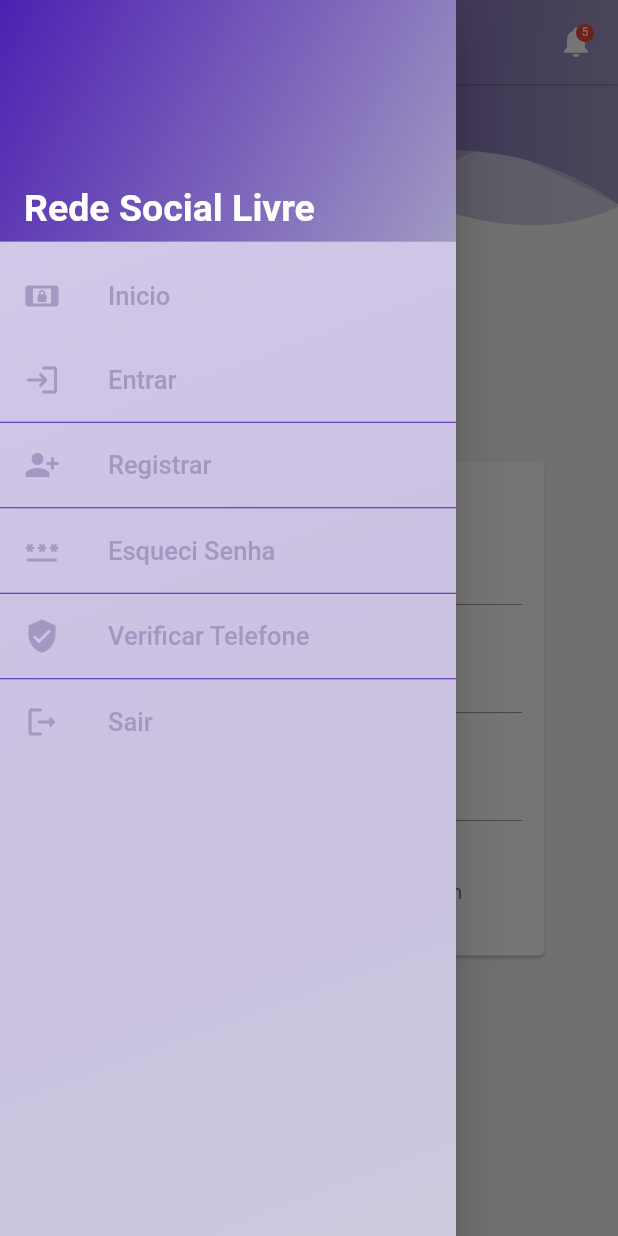
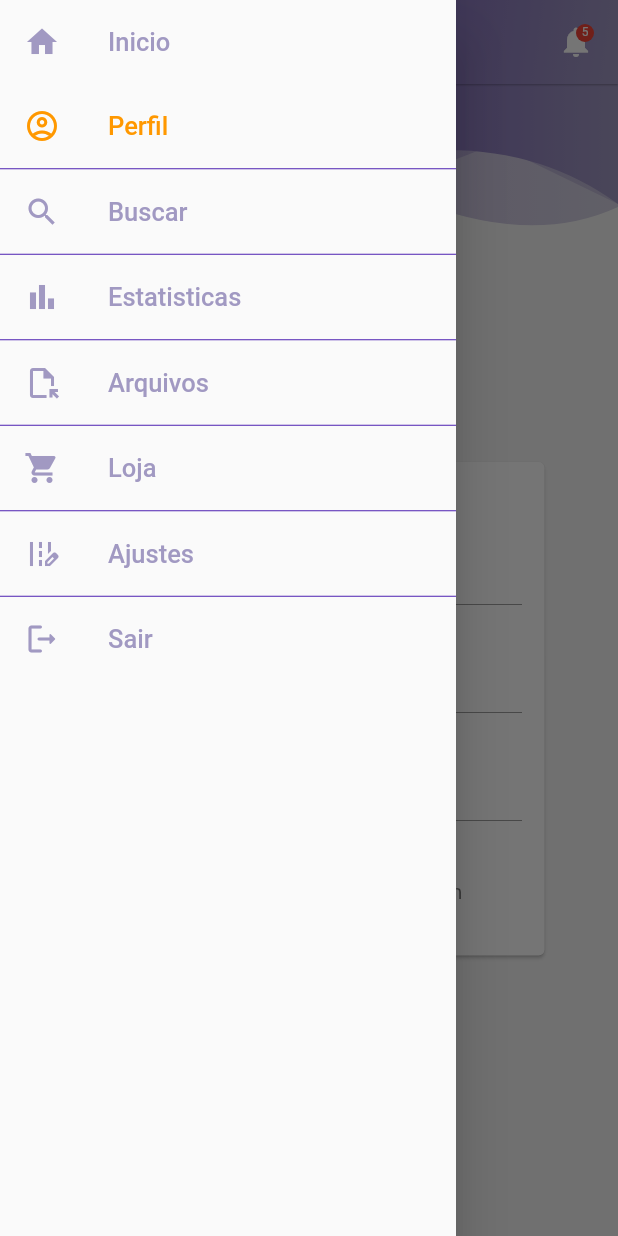
Before and after one commit to MarcosGabrielL/RSL-Flutter, a Flutter app: the ProfilePage screen opened directly, with the side drawer open, on a phone screen of 412 x 824 dp. Run offline on Flutter 3.47's test engine with Material 2 defaults, Android fonts, the phone set to English and light mode, and no system bars; our stand-ins replace font_awesome_flutter, hexcolor, otp_text_field.

Commit message:
Initial Home Page

```diff
--- a/lib/pages/forgot_password_page.dart
+++ b/lib/pages/forgot_password_page.dart
@@ -20,7 +20,7 @@ class _ForgotPasswordPageState extends State<ForgotPasswordPage> {
 
   @override
   Widget build(BuildContext context) {
-    double _headerHeight = 300;
+    double _headerHeight = 200;
     return Scaffold(
         backgroundColor: Colors.white,
         body: SingleChildScrollView(
@@ -32,7 +32,7 @@ class _ForgotPasswordPageState extends State<ForgotPasswordPage> {
               ),
               SafeArea(
                 child: Container(
-                  margin: EdgeInsets.fromLTRB(25, 10, 25, 10),
+                  margin: EdgeInsets.fromLTRB(25, 80, 25, 10),
                   padding: EdgeInsets.fromLTRB(10, 0, 10, 0),
                   child: Column(
                     children: [
--- a/lib/pages/forgot_password_verification_page.dart
+++ b/lib/pages/forgot_password_verification_page.dart
@@ -20,7 +20,7 @@ class _ForgotPasswordVerificationPageState extends State<ForgotPasswordVerificat
 
   @override
   Widget build(BuildContext context) {
-    double _headerHeight = 300;
+    double _headerHeight = 250;
 
     return Scaffold(
         backgroundColor: Colors.white,
--- a/lib/pages/login_page.dart
+++ b/lib/pages/login_page.dart
@@ -35,7 +35,7 @@ class _LoginPageState extends State<LoginPage>{
             ),
             SafeArea(
               child: Container(
-                padding: EdgeInsets.fromLTRB(20, 10, 20, 10),
+                padding: EdgeInsets.fromLTRB(0, 80, 0, 40),
                   margin: EdgeInsets.fromLTRB(20, 10, 20, 10),// This will be the login form
                 child: Column(
                   children: [
--- a/lib/pages/profile_page.dart
+++ b/lib/pages/profile_page.dart
@@ -2,10 +2,12 @@
 import 'package:flutter/cupertino.dart';
 import 'package:flutter/material.dart';
 import 'package:flutter/services.dart';
+import 'package:hexcolor/hexcolor.dart';
 import 'package:rede_social_livre/pages/login_page.dart';
 import 'package:rede_social_livre/pages/splash_screen.dart';
 import 'package:rede_social_livre/pages/widgets/header_widget.dart';
 
+import 'actions/Home.dart';
 import 'forgot_password_page.dart';
 import 'forgot_password_verification_page.dart';
 import 'registration_page.dart';
@@ -14,7 +16,7 @@ class ProfilePage extends StatefulWidget{
 
   @override
   State<StatefulWidget> createState() {
-     return _ProfilePageState();
+    return _ProfilePageState();
   }
 }
 
@@ -69,14 +71,14 @@ class _ProfilePageState extends State<ProfilePage>{
                   end: Alignment.bottomRight,
                   stops: [0.0, 1.0],
                   colors: [
-                    Theme.of(context).primaryColor.withOpacity(0.2),
-                    Theme.of(context).accentColor.withOpacity(0.5),
+                    HexColor("#e8e8e"),//Theme.of(context).primaryColor.withOpacity(0.2),
+                    HexColor("#e8e8e"),//Theme.of(context).accentColor.withOpacity(0.5),
                   ]
               )
           ) ,
           child: ListView(
             children: [
-              DrawerHeader(
+             /* DrawerHeader(
                 decoration: BoxDecoration(
                   color: Theme.of(context).primaryColor,
                   gradient: LinearGradient(
@@ -92,44 +94,60 @@ class _ProfilePageState extends State<ProfilePage>{
                     style: TextStyle(fontSize: 25,color: Colors.white, fontWeight: FontWeight.bold),
                   ),
                 ),
-              ),
+              ),*/
               ListTile(
-                leading: Icon(Icons.screen_lock_landscape_rounded, size: _drawerIconSize, color: Theme.of(context).accentColor,),
+                leading: Icon(Icons.home, size: _drawerIconSize, color: Theme.of(context).accentColor,),
                 title: Text('Inicio', style: TextStyle(fontSize: 17, color: Theme.of(context).accentColor),),
                 onTap: (){
-                  Navigator.push(context, MaterialPageRoute(builder: (context) => SplashScreen(title: "Splash Screen")));
+                  Navigator.push(context, MaterialPageRoute(builder: (context) => Home()));
                 },
               ),
               ListTile(
-                leading: Icon(Icons.login_rounded,size: _drawerIconSize,color: Theme.of(context).accentColor),
-                title: Text('Entrar', style: TextStyle(fontSize: _drawerFontSize, color: Theme.of(context).accentColor),
-                ),
+                leading: Icon(Icons.account_circle_outlined,size: _drawerIconSize,color: Colors.orange,),
+                title: Text('Perfil', style: TextStyle(fontSize: _drawerFontSize, color: Colors.orange),),
+
                 onTap: () {
                   Navigator.push(context, MaterialPageRoute(builder: (context) => LoginPage()),);
                 },
               ),
               Divider(color: Theme.of(context).primaryColor, height: 1,),
               ListTile(
-                leading: Icon(Icons.person_add_alt_1, size: _drawerIconSize,color: Theme.of(context).accentColor),
-                title: Text('Registrar',style: TextStyle(fontSize: _drawerFontSize,color: Theme.of(context).accentColor),),
+                leading: Icon(Icons.search, size: _drawerIconSize,color: Theme.of(context).accentColor),
+                title: Text('Buscar',style: TextStyle(fontSize: _drawerFontSize,color: Theme.of(context).accentColor),),
                 onTap: () {
                   Navigator.push(context, MaterialPageRoute(builder: (context) => RegistrationPage()),);
                 },
               ),
               Divider(color: Theme.of(context).primaryColor, height: 1,),
               ListTile(
-                leading: Icon(Icons.password_rounded, size: _drawerIconSize,color: Theme.of(context).accentColor,),
-                title: Text('Esqueci Senha',style: TextStyle(fontSize: _drawerFontSize,color: Theme.of(context).accentColor),),
+                leading: Icon(Icons.bar_chart, size: _drawerIconSize,color: Theme.of(context).accentColor,),
+                title: Text('Estatisticas',style: TextStyle(fontSize: _drawerFontSize,color: Theme.of(context).accentColor),),
                 onTap: () {
                   Navigator.push( context, MaterialPageRoute(builder: (context) => ForgotPasswordPage()),);
                 },
               ),
               Divider(color: Theme.of(context).primaryColor, height: 1,),
               ListTile(
-                leading: Icon(Icons.verified_user_sharp, size: _drawerIconSize,color: Theme.of(context).accentColor,),
-                title: Text('Verificar Telefone',style: TextStyle(fontSize: _drawerFontSize,color: Theme.of(context).accentColor),),
+                leading: Icon(Icons.file_open_outlined, size: _drawerIconSize,color: Theme.of(context).accentColor,),
+                title: Text('Arquivos',style: TextStyle(fontSize: _drawerFontSize,color: Theme.of(context).accentColor),),
                 onTap: () {
                   Navigator.push( context, MaterialPageRoute(builder: (context) => ForgotPasswordVerificationPage()), );
+                },
+              ),
+              Divider(color: Theme.of(context).primaryColor, height: 1,),
+              ListTile(
+                leading: Icon(Icons.shopping_cart, size: _drawerIconSize,color: Theme.of(context).accentColor,),
+                title: Text('Loja',style: TextStyle(fontSize: _drawerFontSize,color: Theme.of(context).accentColor),),
+                onTap: () {
+                  SystemNavigator.pop();
+                },
+              ),
+              Divider(color: Theme.of(context).primaryColor, height: 1,),
+              ListTile(
+                leading: Icon(Icons.edit_road_outlined, size: _drawerIconSize,color: Theme.of(context).accentColor,),
+                title: Text('Ajustes',style: TextStyle(fontSize: _drawerFontSize,color: Theme.of(context).accentColor),),
+                onTap: () {
+                  SystemNavigator.pop();
                 },
               ),
               Divider(color: Theme.of(context).primaryColor, height: 1,),
```
Also changed, not shown: lib/pages/actions/Home.dart (added, +186 -0 lines), pubspec.yaml (+7 -8 lines), pubspec.lock, 17 other files.
